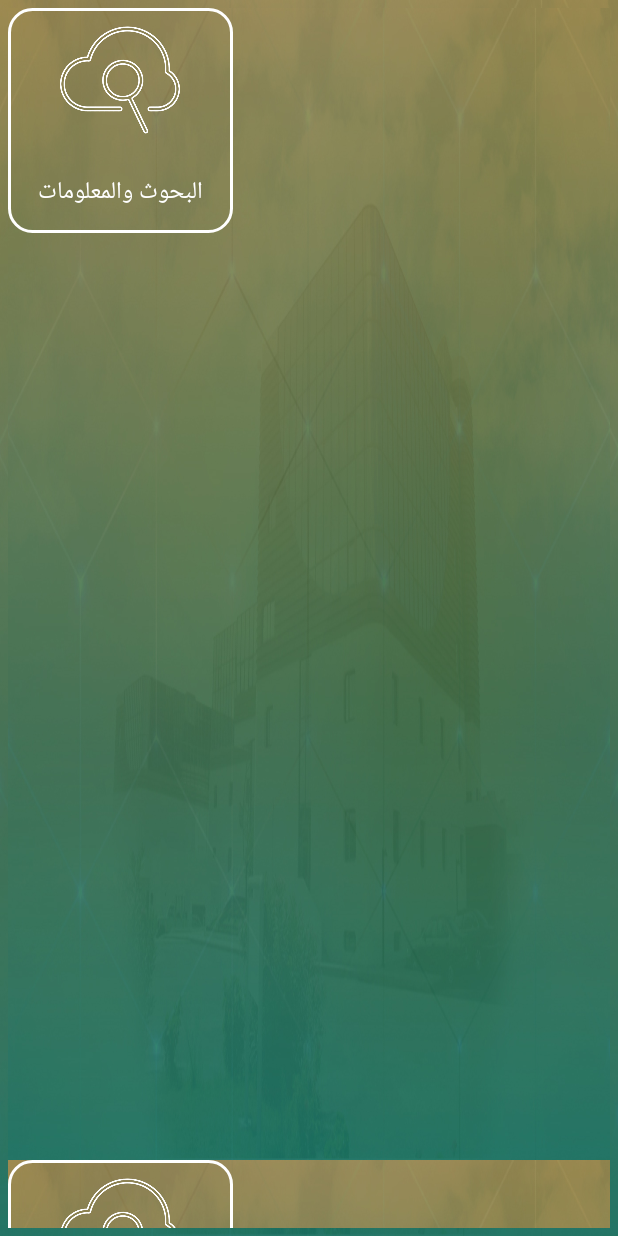
After one commit to 42009031/AbhaChamber_Android, an Android app: the layout fragment_home_layout.xml on its own in the app's theme, with its tools: preview values and no code run, on a phone screen of 412 x 824 dp. The commit adds this screen. Run offline under Robolectric (Android 15) with nearby library versions, the phone set to English and light mode, and no system bars.

Commit message:
second push

```diff
--- /dev/null
+++ b/app/src/main/res/drawable/cust_dashboard_bg.xml
@@ -0,0 +1,13 @@
+<?xml version="1.0" encoding="UTF-8"?>
+<layer-list xmlns:android="http://schemas.android.com/apk/res/android">
+    <!-- This is the line -->
+    <item >
+        <shape>
+            <solid android:color="@android:color/transparent" />
+            <stroke
+                android:width="2dip"
+                android:color="#fff" />
+            <corners android:radius="15dp"/>
+        </shape>
+    </item>
+</layer-list>
--- /dev/null
+++ b/app/src/main/res/layout/adapter_dashboard_layout.xml
@@ -0,0 +1,32 @@
+<?xml version="1.0" encoding="utf-8"?>
+<RelativeLayout xmlns:android="http://schemas.android.com/apk/res/android"
+    android:layout_width="wrap_content"
+    android:layout_height="wrap_content"
+    android:background="@drawable/intro_bg">
+
+
+    <LinearLayout
+        android:layout_width="150dp"
+        android:layout_height="150dp"
+        android:background="@drawable/cust_dashboard_bg"
+        android:orientation="vertical">
+
+
+        <ImageView
+            android:layout_width="80dp"
+            android:layout_height="80dp"
+            android:layout_margin="8dp"
+            android:layout_gravity="center"
+            android:src="@drawable/search"/>
+
+        <TextView
+            android:layout_width="match_parent"
+            android:layout_height="match_parent"
+            android:text="البحوث والمعلومات"
+            android:textColor="#fff"
+            android:textSize="16sp"
+            android:gravity="center"/>
+
+    </LinearLayout>
+
+</RelativeLayout>
--- a/app/src/main/res/layout/first_intro_fragment.xml
+++ b/app/src/main/res/layout/first_intro_fragment.xml
@@ -20,14 +20,11 @@
         android:src="@drawable/logo" />
 
 
-
-
     <TextView
         android:id="@+id/welcome"
         android:layout_width="match_parent"
         android:layout_height="wrap_content"
         android:layout_centerInParent="true"
-
         android:text="أهلا وسهلاً بك"
         android:textColor="#fff"
         android:textSize="35sp"
--- /dev/null
+++ b/app/src/main/res/layout/fragment_home_layout.xml
@@ -0,0 +1,21 @@
+<?xml version="1.0" encoding="utf-8"?>
+<RelativeLayout xmlns:android="http://schemas.android.com/apk/res/android"
+    android:layout_width="match_parent"
+    android:layout_height="match_parent"
+    xmlns:app="http://schemas.android.com/apk/res-auto"
+    android:background="@drawable/intro_bg"
+    xmlns:tools="http://schemas.android.com/tools">
+
+
+
+    <android.support.v7.widget.RecyclerView
+        android:id="@+id/dashboard_rv"
+        android:layout_width="match_parent"
+        android:layout_height="match_parent"
+        android:background="@android:color/transparent"
+        android:layout_margin="5dp"
+        android:orientation="vertical"
+        app:layoutManager="android.support.v7.widget.LinearLayoutManager"
+        tools:listitem="@layout/adapter_dashboard_layout" />
+
+</RelativeLayout>
```
Also changed, not shown: app/src/main/res/drawable/building.png (added), app/src/main/res/drawable/business_women.png (added), app/src/main/res/drawable/call_us.png (added), app/src/main/res/drawable/departments.png, app/src/main/res/drawable/localization_trianing.png, app/src/main/res/drawable/relation.png (added), app/src/main/res/drawable/search.png (added).
